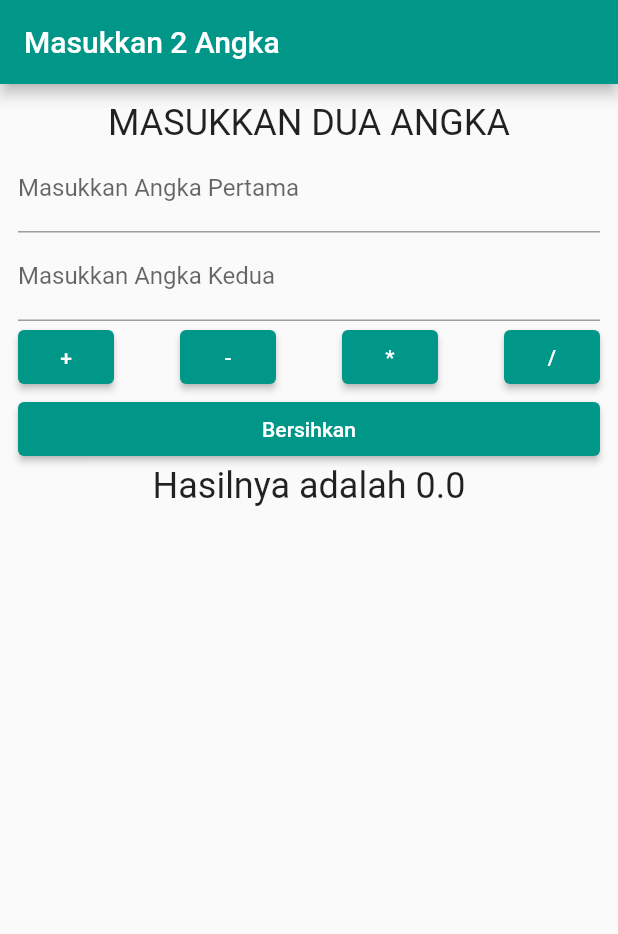
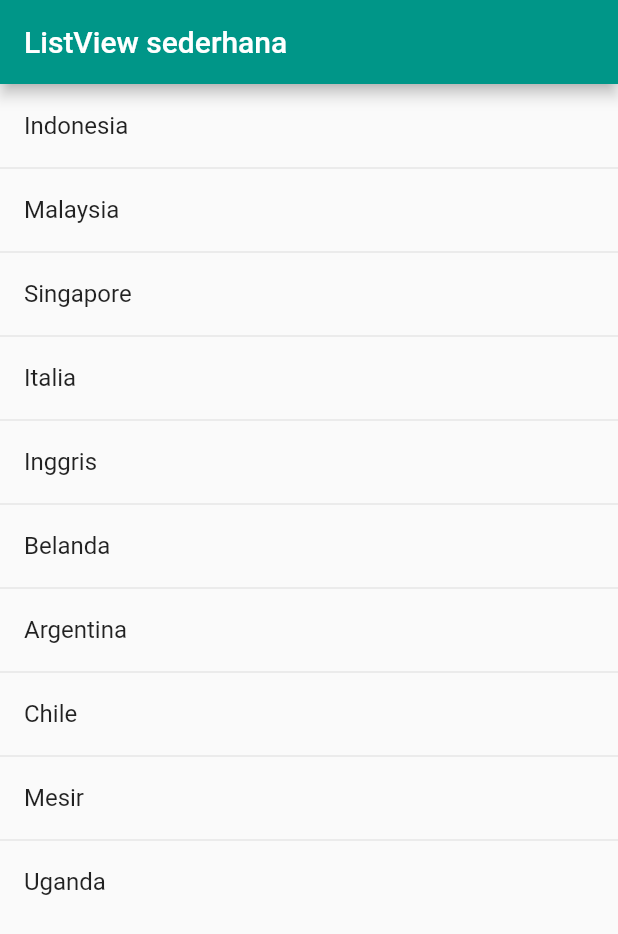
Before and after one commit to indmind/dts-praktik2, a Flutter app: the screen it shows after launch, on a phone screen of 412 x 824 dp. Shown: the top 934 px of the screen. Run offline on Flutter 3.47's test engine with Material 2 defaults, Android fonts, the phone set to English and light mode, and no system bars.

Commit message:
listview sederhana

```diff
--- a/lib/pages/home_page.dart
+++ b/lib/pages/home_page.dart
@@ -8,104 +8,40 @@ class HomePage extends StatefulWidget {
 }
 
 class _HomePageState extends State<HomePage> {
-  final TextEditingController _angka1 = TextEditingController();
-  final TextEditingController _angka2 = TextEditingController();
-
-  double _result = 0;
-
-  @override
-  void dispose() {
-    _angka1.dispose();
-    _angka2.dispose();
-    super.dispose();
-  }
+  final List<String> countries = [
+    'Indonesia',
+    'Malaysia',
+    'Singapore',
+    'Italia',
+    'Inggris',
+    'Belanda',
+    'Argentina',
+    'Chile',
+    'Mesir',
+    'Uganda',
+  ];
 
   @override
   Widget build(BuildContext context) {
     return Scaffold(
       appBar: AppBar(
-        title: const Text('Masukkan 2 Angka'),
+        title: const Text('ListView sederhana'),
       ),
-      body: Padding(
-        padding: const EdgeInsets.all(12.0),
-        child: Column(
-          children: [
-            Text(
-              "Masukkan Dua Angka".toUpperCase(),
-              style: Theme.of(context).textTheme.headline5,
-            ),
-            TextField(
-              controller: _angka1,
-              decoration: const InputDecoration(
-                labelText: 'Masukkan Angka Pertama',
-              ),
-            ),
-            TextField(
-              controller: _angka2,
-              decoration: const InputDecoration(
-                labelText: 'Masukkan Angka Kedua',
-              ),
-            ),
-            Row(
-              mainAxisAlignment: MainAxisAlignment.spaceBetween,
-              children: [
-                ElevatedButton(
-                  onPressed: () {
-                    setState(() {
-                      _result = double.parse(_angka1.text) +
-                          double.parse(_angka2.text);
-                    });
-                  },
-                  child: const Text('+'),
+      body: ListView.separated(
+        separatorBuilder: (context, index) => const Divider(height: 0),
+        itemBuilder: (context, index) {
+          return ListTile(
+            title: Text(countries[index]),
+            onTap: () {
+              ScaffoldMessenger.of(context).showSnackBar(
+                SnackBar(
+                  content: Text('Memilih ${countries[index]}'),
                 ),
-                ElevatedButton(
-                  onPressed: () {
-                    setState(() {
-                      _result = double.parse(_angka1.text) -
-                          double.parse(_angka2.text);
-                    });
-                  },
-                  child: const Text('-'),
-                ),
-                ElevatedButton(
-                  onPressed: () {
-                    setState(() {
-                      _result = double.parse(_angka1.text) *
-                          double.parse(_angka2.text);
-                    });
-                  },
-                  child: const Text('*'),
-                ),
-                ElevatedButton(
-                  onPressed: () {
-                    setState(() {
-                      _result = double.parse(_angka1.text) /
-                          double.parse(_angka2.text);
-                    });
-                  },
-                  child: const Text('/'),
-                ),
-              ],
-            ),
-            SizedBox(
-              width: double.infinity,
-              child: ElevatedButton(
-                onPressed: () {
-                  setState(() {
-                    _result = 0;
-                    _angka1.clear();
-                    _angka2.clear();
-                  });
-                },
-                child: const Text("Bersihkan"),
-              ),
-            ),
-            Text(
-              'Hasilnya adalah $_result',
-              style: Theme.of(context).textTheme.headline5,
-            ),
-          ],
-        ),
+              );
+            },
+          );
+        },
+        itemCount: countries.length,
       ),
     );
   }
```
